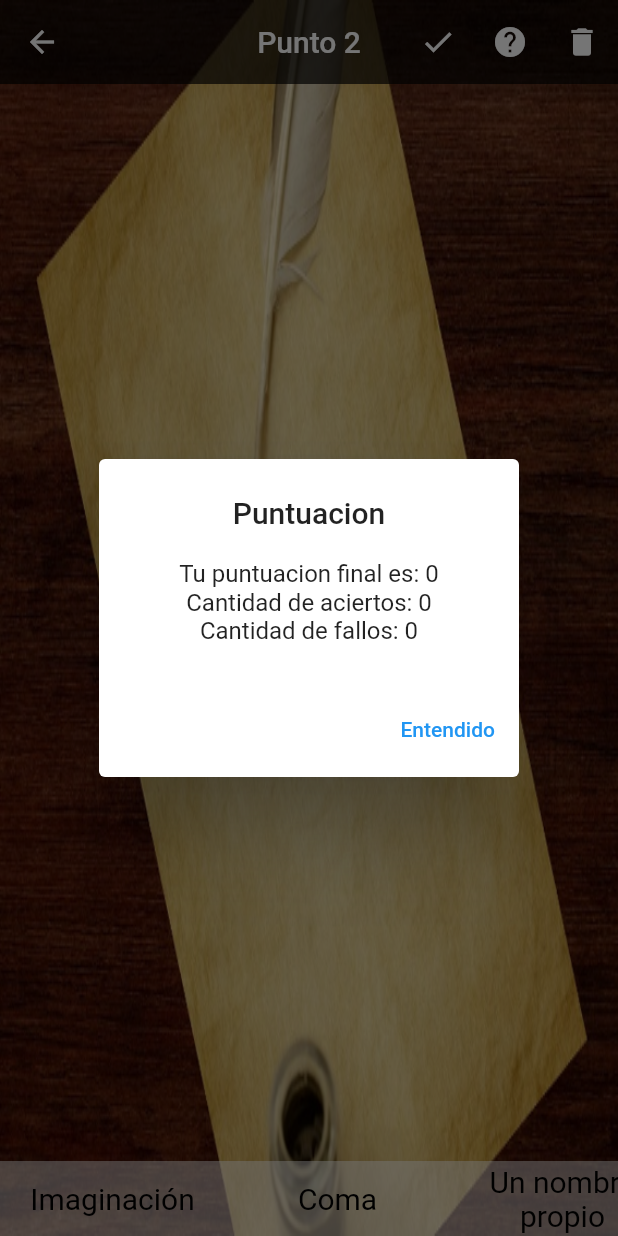
After one commit to Crekold/don-quijote1, a Flutter app: the Nivel2 screen opened by its route, after a tap on the "check" icon, on a phone screen of 412 x 824 dp. The commit adds this screen. Run offline on Flutter 3.47's test engine with Material 2 defaults, Android fonts, the phone set to English and light mode, and no system bars; our stand-ins replace sqflite; accounts and stored records are empty.

Commit message:
Nivel 2 añadido

```diff
--- a/lib/formas.dart
+++ b/lib/formas.dart
@@ -1,6 +1,59 @@
 import 'package:flutter/material.dart';
 
 import 'PuntosLugar.dart';
+
+import 'modelos.dart';
+
+class Rectangulo extends CustomPainter {
+  List<Cuadpal> vPal = [];
+
+  Rectangulo(this.vPal);
+
+  @override
+  void paint(Canvas canvas, Size size) {
+    final paint = Paint()
+      ..color = Colors.blue.withOpacity(0.0)
+      ..style = PaintingStyle.fill;
+
+    final textStyle = TextStyle(
+      color: Color.fromARGB(255, 6, 147, 241),
+      fontSize: 20,
+    );
+
+    vPal.forEach((element) {
+      final textSpan = TextSpan(
+        text: element.msg,
+        style: textStyle,
+      );
+
+      final textPainter = TextPainter(
+        text: textSpan,
+        textAlign: TextAlign.center,
+        textDirection: TextDirection.ltr,
+      );
+
+      textPainter.layout();
+      final rect = Rect.fromCenter(
+        center: Offset(element.x, element.y - 105),
+        width: textPainter.width + 5,
+        height: 30,
+      );
+      element.w = textPainter.width + 5;
+
+      canvas.drawRect(rect, paint);
+      final textOffset = Offset(
+        element.x - textPainter.width / 2,
+        element.y - 110 + (13 - textPainter.height) / 2,
+      );
+      textPainter.paint(canvas, textOffset);
+    });
+  }
+
+  @override
+  bool shouldRepaint(covariant CustomPainter oldDelegate) {
+    return true; // Cambia a true si el cuadrado debe repintarse dinámicamente
+  }
+}
 
 class Punto extends CustomPainter {
   List<PuntoLugar> vPuntos;
--- /dev/null
+++ b/lib/modelos.dart
@@ -0,0 +1,20 @@
+class Cuadpal {
+  double _x, _y, _w;
+  String _msg;
+
+  Cuadpal(this._x, this._y, this._msg, this._w);
+
+  get msg => this._msg;
+
+  set msg(value) => this._msg = value;
+  get x => this._x;
+
+  set x(value) => this._x = value;
+
+  get y => this._y;
+
+  set y(value) => this._y = value;
+  get w => this._w;
+
+  set w(value) => this._w = value;
+}
--- /dev/null
+++ b/lib/puntos/nivel2.dart
@@ -0,0 +1,256 @@
+import 'package:flutter/material.dart';
+import 'dart:math';
+import '/formas.dart';
+import '/modelos.dart';
+
+class Nivel2 extends StatefulWidget {
+  const Nivel2({Key? key}) : super(key: key);
+
+  @override
+  State<Nivel2> createState() => _Nivel2State();
+}
+
+class _Nivel2State extends State<Nivel2> {
+  bool borrar = false;
+  List<Cuadpal> vPal = [];
+  List<String> resp = [];
+  List<String> corr = [
+    "Verbo",
+    "Iniciar con mayuscula",
+    "Estructura",
+    "Coherencia",
+    "Terminar con punto seguido",
+    "Sujeto y predicado",
+  ];
+  List<String> incorr = [
+    "Coma",
+    "Un nombre propio",
+    "Ser muy extensa",
+    "Usar signos de admiración",
+    "Imaginación",
+    "Objeto e instruido ",
+  ];
+  List<String> items = [];
+
+  int pos = -1;
+  int selectedIdx = -1;
+  List<String> aux = [];
+
+  @override
+  void initState() {
+    super.initState();
+    aux.addAll(corr);
+    aux.addAll(incorr);
+    aux.shuffle(Random());
+    items.addAll(aux);
+  }
+
+  Color colborr = Colors.white;
+
+  @override
+  Widget build(BuildContext context) {
+    return Container(
+      decoration: BoxDecoration(
+        image: DecorationImage(
+            image: AssetImage("assets/images/FondoNivel2.png"),
+            fit: BoxFit.fill),
+      ),
+      child: Scaffold(
+        backgroundColor: Colors.transparent,
+        appBar: AppBar(
+          title: Text('Punto 2'),
+          backgroundColor: Colors.black.withOpacity(0.7),
+          centerTitle: true,
+          elevation: 0,
+          actions: [
+            IconButton(
+              icon: Icon(Icons.check),
+              onPressed: () {
+                showDialog(
+                  context: context,
+                  builder: (BuildContext context) {
+                    return AlertDialog(
+                      title: Text(
+                        'Puntuacion',
+                        textAlign: TextAlign.center,
+                      ),
+                      content: Text(
+                        verificaResp(resp),
+                        textAlign: TextAlign.center,
+                      ),
+                      actions: [
+                        TextButton(
+                          child: Text('Entendido'),
+                          onPressed: () {
+                            Navigator.of(context).pop();
+                          },
+                        ),
+                      ],
+                    );
+                  },
+                );
+              },
+            ),
+            IconButton(
+              icon: Icon(Icons.help),
+              onPressed: () {
+                showDialog(
+                  context: context,
+                  builder: (BuildContext context) {
+                    return AlertDialog(
+                      title: Text(
+                        'Objetivo',
+                        textAlign: TextAlign.center,
+                      ),
+                      content: Text(
+                        'Para empezar a escribir la carta, Don Quijote necesita saber qué características debe tener una oración correcta. ¿Qué elementos necesita una oración para estar correctamente redactada?',
+                        textAlign: TextAlign.center,
+                      ),
+                      actions: [
+                        TextButton(
+                          child: Text('Entendido'),
+                          onPressed: () {
+                            Navigator.of(context).pop();
+                          },
+                        ),
+                      ],
+                    );
+                  },
+                );
+              },
+            ),
+            IconButton(
+              icon: Icon(
+                Icons.delete,
+                color: colborr,
+              ),
+              onPressed: () {
+                setState(() {
+                  borrar = !borrar;
+                  colborr = borrar
+                      ? Colors.red
+                      : Colors.white; // Cambia los colores según el estado
+                });
+              },
+            ),
+          ],
+        ),
+        body: Stack(
+          children: [
+            CustomPaint(
+              painter: Rectangulo(vPal),
+            ),
+            GestureDetector(
+              onTapDown: (des) {
+                setState(() {
+                  if (borrar) {
+                    final touchPosition = des.globalPosition;
+                    final textStyle = TextStyle(
+                      color: Color.fromARGB(255, 255, 1, 200),
+                      fontSize: 20,
+                    );
+                    int sis = -1;
+                    String auxi = "";
+                    for (int i = 0; i < vPal.length; i++) {
+                      final textSpan = TextSpan(
+                        text: vPal[i].msg,
+                        style: textStyle,
+                      );
+
+                      final textPainter = TextPainter(
+                        text: textSpan,
+                        textAlign: TextAlign.center,
+                        textDirection: TextDirection.ltr,
+                      );
+
+                      textPainter.layout();
+                      final rect = Rect.fromCenter(
+                        center: Offset(vPal[i].x, vPal[i].y - 3),
+                        width: textPainter.width + 5,
+                        height: 30,
+                      );
+
+                      if (rect.contains(touchPosition)) {
+                        sis = i;
+                        auxi = vPal[i].msg;
+                        break;
+                      }
+                    }
+                    if (sis >= 0) {
+                      resp.remove(vPal[sis].msg);
+                      vPal.removeAt(sis);
+                      items.add(auxi);
+                    }
+                  } else {
+                    if (selectedIdx >= 0) {
+                      vPal.add(Cuadpal(des.globalPosition.dx,
+                          des.globalPosition.dy, items[selectedIdx], 0));
+                      resp.add(items[selectedIdx]);
+                      items.removeAt(selectedIdx);
+                      selectedIdx = -1;
+                    }
+                  }
+                });
+              },
+            ),
+          ],
+        ),
+        bottomNavigationBar: GestureDetector(
+          behavior: HitTestBehavior.translucent,
+          onTap: () {},
+          child: Container(
+            height: 50,
+            child: ListView.builder(
+              scrollDirection: Axis.horizontal,
+              itemCount: items.length,
+              itemBuilder: (context, index) {
+                final option = items[index];
+                return GestureDetector(
+                  onLongPress: () {
+                    setState(() {
+                      selectedIdx = index == selectedIdx ? -1 : index;
+                    });
+                  },
+                  child: Container(
+                    width: 150,
+                    color: index == selectedIdx
+                        ? Colors.blue.withOpacity(0.5)
+                        : Colors.white.withOpacity(0.5),
+                    child: Center(
+                      child: Text(
+                        option,
+                        style: TextStyle(
+                          fontSize: 20,
+                          color: index == selectedIdx
+                              ? Colors.green
+                              : Color.fromARGB(255, 0, 0, 0),
+                        ),
+                        textAlign: TextAlign.center,
+                      ),
+                    ),
+                  ),
+                );
+              },
+            ),
+          ),
+        ),
+      ),
+    );
+  }
+
+  String verificaResp(List<String> resp) {
+    int buenas = 0;
+    int punt = 0;
+    String msg = "";
+    for (int i = 0; i < resp.length; i++) {
+      if (corr.contains(resp[i])) {
+        buenas++;
+        punt += 150;
+      }
+    }
+    msg = "Tu puntuacion final es: " + punt.toString();
+    msg += "\nCantidad de aciertos: " + buenas.toString();
+    msg += "\nCantidad de fallos: " + (resp.length - buenas).toString();
+    return msg;
+  }
+}
--- a/lib/rutas.dart
+++ b/lib/rutas.dart
@@ -1,10 +1,10 @@
+import 'package:don_quijote/puntos/nivel2.dart';
 import 'package:flutter/material.dart';
 
 import 'home.dart';
 import 'paginas/tienda.dart';
 import 'puntos/punto1.dart';
 import 'login.dart';
-
 
 class Rutas extends StatefulWidget {
   const Rutas({Key? key}) : super(key: key);
@@ -28,13 +28,12 @@ class _RutasState extends State<Rutas> {
             return MaterialPageRoute(builder: (context) => Tienda());
           case '/Punto1':
             return MaterialPageRoute(builder: (context) => Punto1());
-          case '/Tres':
-          //return MaterialPageRoute(builder: (context) => Tres());
+          case '/Punto2':
+            return MaterialPageRoute(builder: (context) => Nivel2());
           case '/Cuatro':
           //return MaterialPageRoute(builder: (context) => Cuatro());
           case '/Cinco':
           //return MaterialPageRoute(builder: (context) => Cinco());
-
         }
       },
     );
--- a/pubspec.yaml
+++ b/pubspec.yaml
@@ -19,7 +19,7 @@ publish_to: 'none' # Remove this line if you wish to publish to pub.dev
 version: 1.0.0+1
 
 environment:
-  sdk: '>=2.19.5 <3.0.0'
+  sdk: '>=2.19.2 <3.0.0'
 
 # Dependencies specify other packages that your package needs in order to work.
 # To automatically upgrade your package dependencies to the latest versions
```
Also changed, not shown: assets/images/FondoNivel2.png (added), pubspec.lock.
